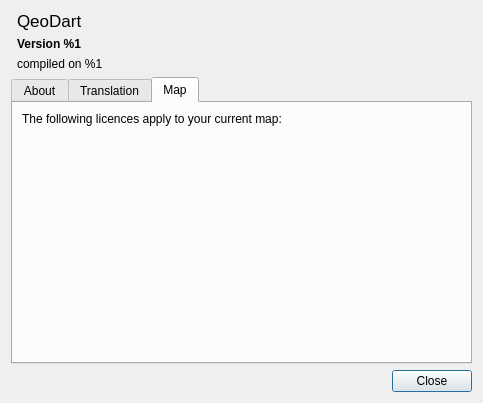
Before: the Qt Designer form ui/about.ui in gulp21/QeoDart, drawn with Qt 5.
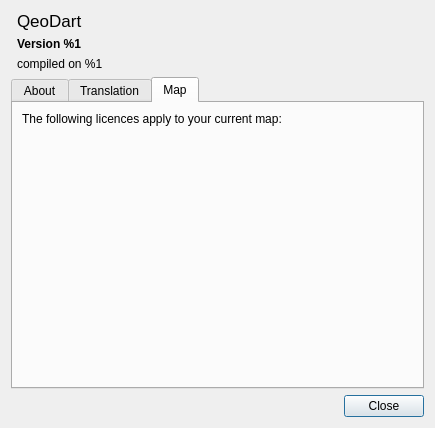
After: the same form once the commit is applied. The open tabs and pages were chosen to show the change. Icons and pictures are not drawn.

What changed in the file:
```diff
--- a/ui/about.ui
+++ b/ui/about.ui
@@ -14,6 +14,9 @@
    <string>About QeoDart</string>
   </property>
   <layout class="QVBoxLayout" name="verticalLayout">
+   <property name="sizeConstraint">
+    <enum>QLayout::SetFixedSize</enum>
+   </property>
    <item>
     <layout class="QHBoxLayout" name="horizontalLayout">
      <item>
@@ -195,9 +198,18 @@
       <layout class="QVBoxLayout" name="verticalLayout_5">
        <item>
         <widget class="QLabel" name="lblMapLicense">
+         <property name="sizePolicy">
+          <sizepolicy hsizetype="Preferred" vsizetype="MinimumExpanding">
+           <horstretch>0</horstretch>
+           <verstretch>0</verstretch>
+          </sizepolicy>
+         </property>
          <property name="text">
           <string notr="true">The following licences apply to your current map:</string>
          </property>
+         <property name="alignment">
+          <set>Qt::AlignLeading|Qt::AlignLeft|Qt::AlignTop</set>
+         </property>
          <property name="wordWrap">
           <bool>true</bool>
          </property>
@@ -206,19 +218,6 @@
          </property>
         </widget>
        </item>
-       <item>
-        <spacer name="verticalSpacer_4">
-         <property name="orientation">
-          <enum>Qt::Vertical</enum>
-         </property>
-         <property name="sizeHint" stdset="0">
-          <size>
-           <width>20</width>
-           <height>40</height>
-          </size>
-         </property>
-        </spacer>
-       </item>
       </layout>
      </widget>
     </widget>
```
Left out of the diff: 10 changed lines with no effect on the pictures.
